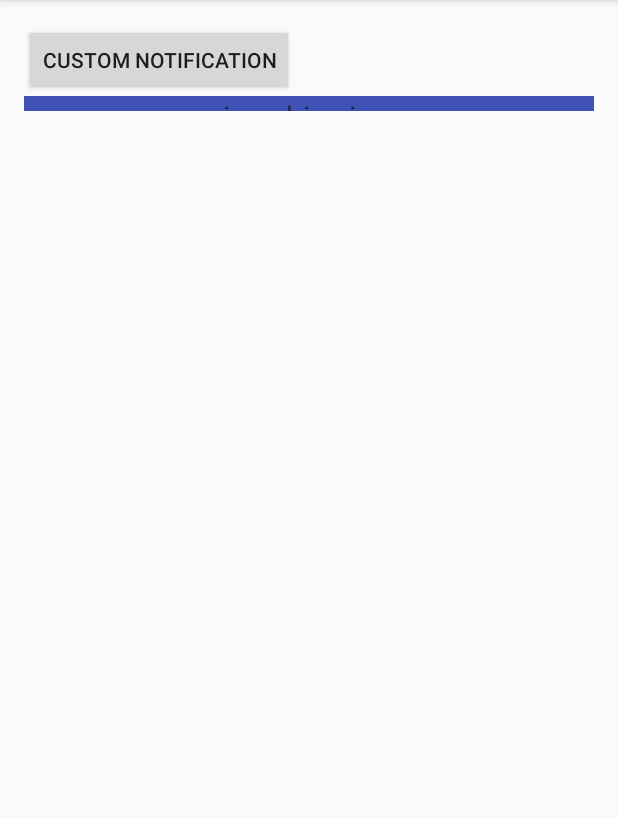
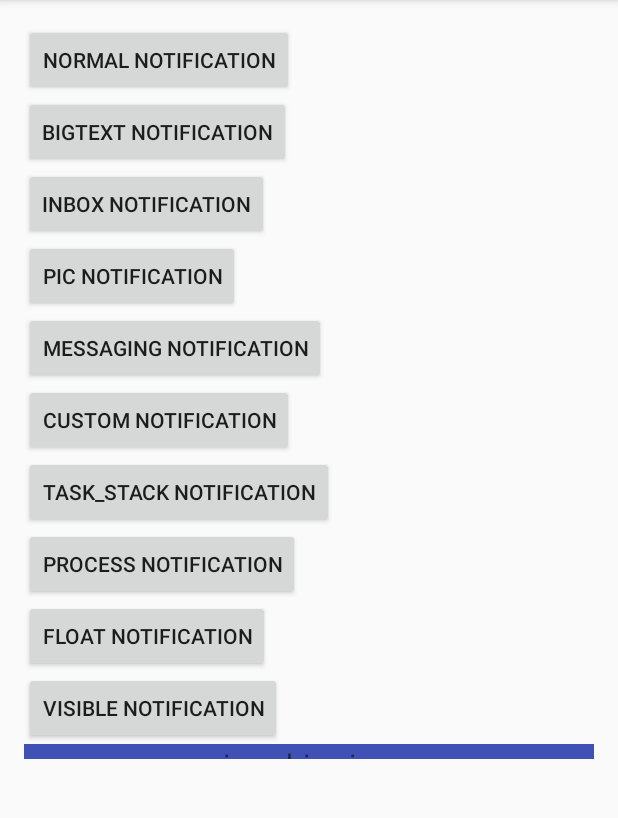
Before and after one commit to huanglongyu/Demos, an Android app: the screen it shows after launch (MainActivity), on a phone screen of 412 x 824 dp, the part 84-902 px from its top. Run offline under Robolectric (Android 15) with nearby library versions, the phone set to English and light mode, and no system bars.

```diff
--- a/Android/Notification/app/src/main/java/com/example/hly/notificationdemo/MainActivity.java
+++ b/Android/Notification/app/src/main/java/com/example/hly/notificationdemo/MainActivity.java
@@ -3,10 +3,8 @@ package com.example.hly.notificationdemo;
 import android.support.v7.app.AppCompatActivity;
 import android.os.Bundle;
 import android.util.Log;
-import android.view.LayoutInflater;
 import android.view.View;
 import android.widget.FrameLayout;
-import android.widget.LinearLayout;
 import android.widget.RemoteViews;
 
 public class MainActivity extends AppCompatActivity implements View.OnClickListener{
--- a/Android/Notification/app/src/main/res/layout/activity_main.xml
+++ b/Android/Notification/app/src/main/res/layout/activity_main.xml
@@ -13,35 +13,30 @@
 
     <Button
         android:id="@+id/normal"
-        android:visibility="gone"
         android:layout_width="wrap_content"
         android:layout_height="wrap_content"
         android:text="normal notification" />
 
     <Button
         android:id="@+id/bigtext"
-        android:visibility="gone"
         android:layout_width="wrap_content"
         android:layout_height="wrap_content"
         android:text="BigText notification" />
 
     <Button
         android:id="@+id/inbox"
-        android:visibility="gone"
         android:layout_width="wrap_content"
         android:layout_height="wrap_content"
         android:text="InBox notification" />
 
     <Button
         android:id="@+id/pic"
-        android:visibility="gone"
         android:layout_width="wrap_content"
         android:layout_height="wrap_content"
         android:text="pic notification" />
 
     <Button
         android:id="@+id/message"
-        android:visibility="gone"
         android:layout_width="wrap_content"
         android:layout_height="wrap_content"
         android:text="messaging notification" />
@@ -54,14 +49,12 @@
 
     <Button
         android:id="@+id/task_stack"
-        android:visibility="gone"
         android:layout_width="wrap_content"
         android:layout_height="wrap_content"
         android:text="task_stack notification" />
 
     <Button
         android:id="@+id/process"
-        android:visibility="gone"
         android:layout_width="wrap_content"
         android:layout_height="wrap_content"
         android:text="process notification" />
@@ -69,13 +62,11 @@
     <Button
         android:id="@+id/hands_up"
         android:layout_width="wrap_content"
-        android:visibility="gone"
         android:layout_height="wrap_content"
         android:text="float notification" />
 
     <Button
         android:id="@+id/visible"
-        android:visibility="gone"
         android:layout_width="wrap_content"
         android:layout_height="wrap_content"
         android:text="visible notification" />
```
